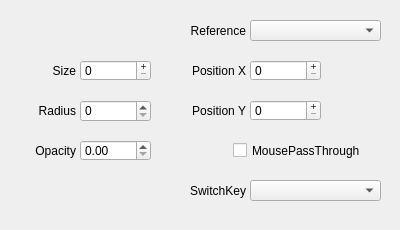
First picture: the form in QKeyMapper/qfloatingwindowsetupdialog.ui, repository Zalafina/QKeyMapper, before the edit.
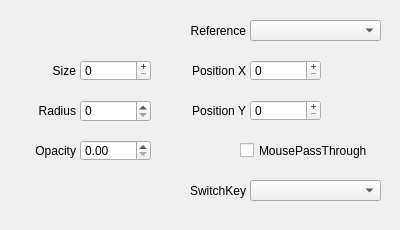
Second picture: the form after the edit.

Commit message: Add FloatingWindow_ReferencePoint.

Patch:
```diff
--- a/QKeyMapper/qfloatingwindowsetupdialog.ui
+++ b/QKeyMapper/qfloatingwindowsetupdialog.ui
@@ -159,7 +159,7 @@
   <widget class="QCheckBox" name="mousePassThroughCheckBox">
    <property name="geometry">
     <rect>
-     <x>233</x>
+     <x>240</x>
      <y>140</y>
      <width>151</width>
      <height>21</height>
```
The commit also changes 2 other files.
